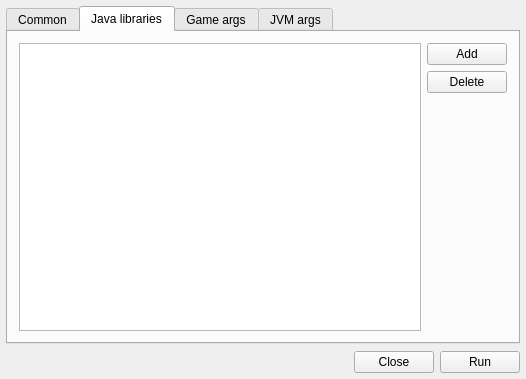
The window that ui/ProfileForm.ui (Alex2772/hackers-mc-launcher) describes before a commit, drawn with Qt 5.
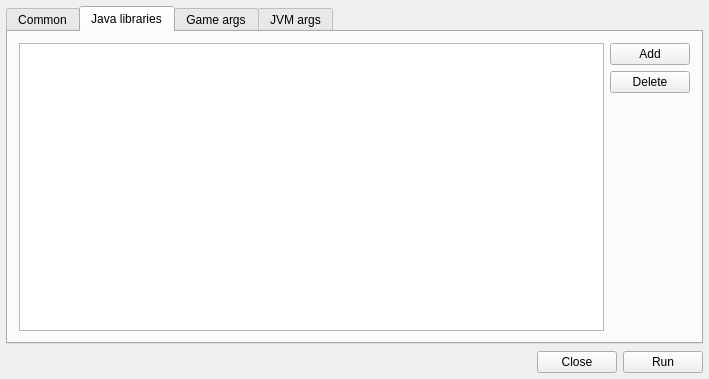
The same window after the commit. Custom widgets are drawn as their Qt base class.

Patch:
```diff
--- a/ui/ProfileForm.ui
+++ b/ui/ProfileForm.ui
@@ -6,7 +6,7 @@
    <rect>
     <x>0</x>
     <y>0</y>
-    <width>526</width>
+    <width>709</width>
     <height>379</height>
    </rect>
   </property>
```
